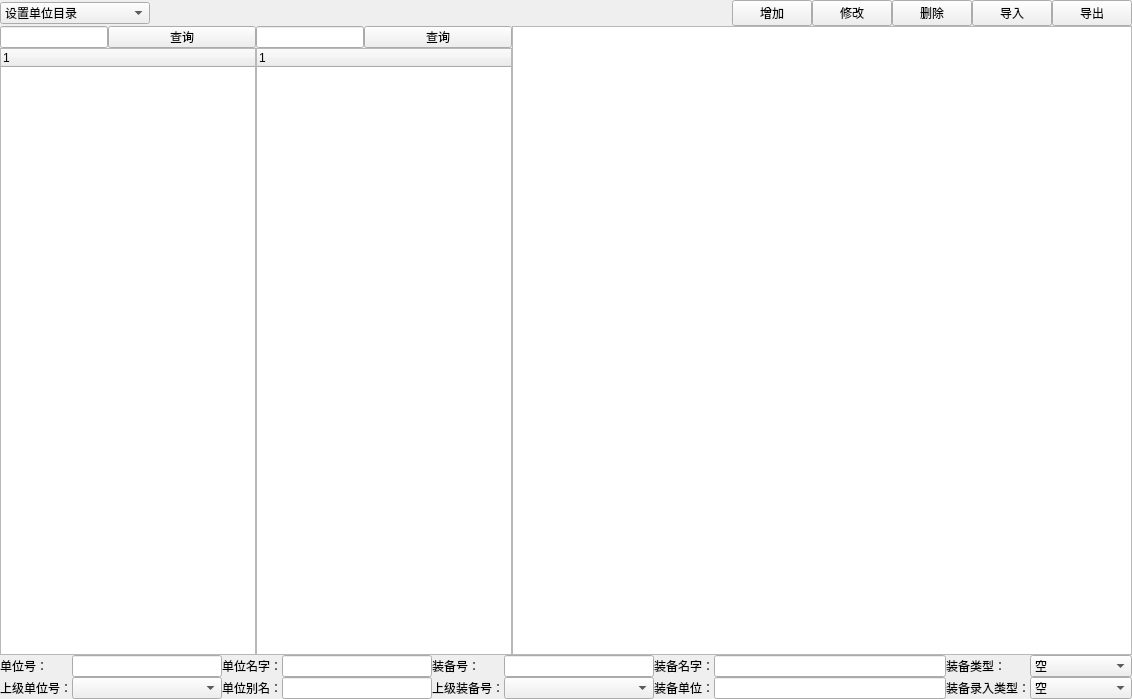
The window that widgets/strengthDisturb/select_set.ui (Belos10/Equip) describes before a commit, drawn with Qt 5.
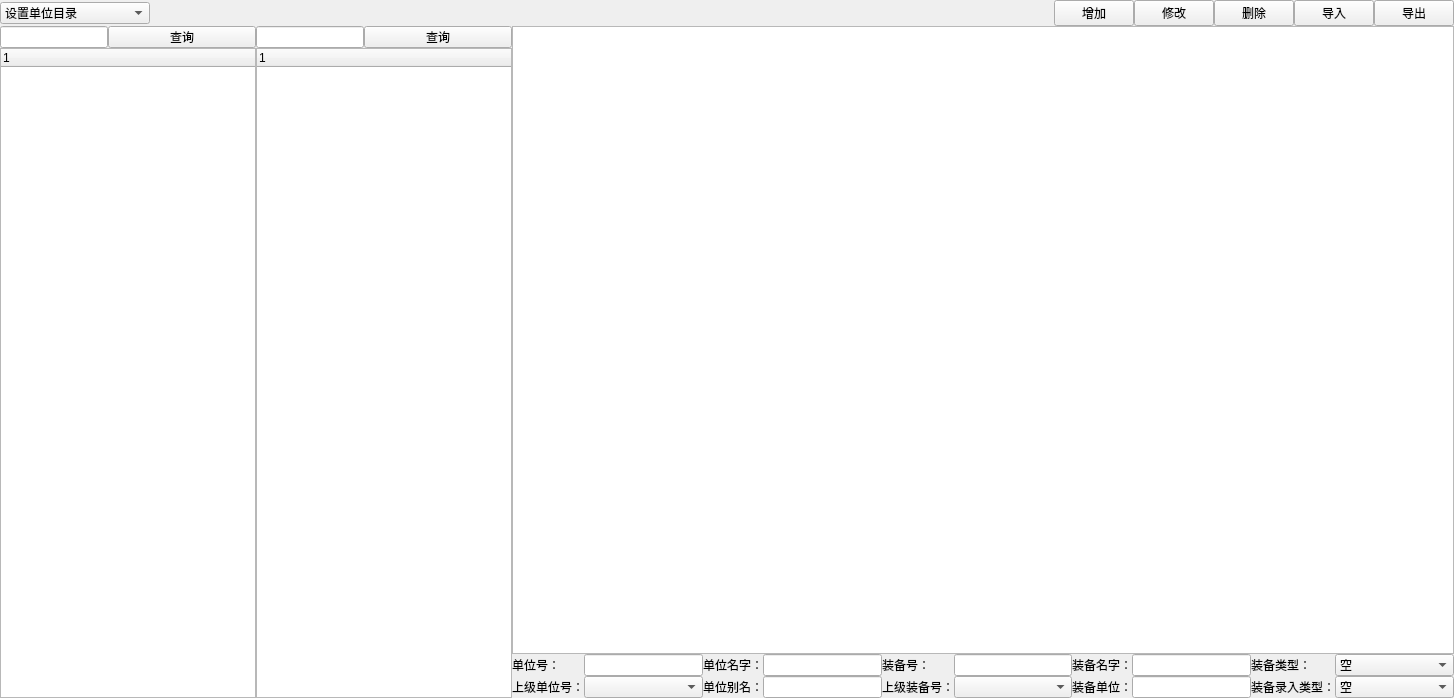
The same window after the commit.

Diff of the .ui file:
```diff
--- a/widgets/strengthDisturb/select_set.ui
+++ b/widgets/strengthDisturb/select_set.ui
@@ -6,14 +6,17 @@
    <rect>
     <x>0</x>
     <y>0</y>
-    <width>1132</width>
-    <height>699</height>
+    <width>1454</width>
+    <height>698</height>
    </rect>
   </property>
   <property name="windowTitle">
    <string>Form</string>
   </property>
-  <layout class="QGridLayout" name="gridLayout_5">
+  <layout class="QVBoxLayout" name="verticalLayout_3">
+   <property name="spacing">
+    <number>0</number>
+   </property>
    <property name="leftMargin">
     <number>0</number>
    </property>
@@ -26,10 +29,7 @@
    <property name="bottomMargin">
     <number>0</number>
    </property>
-   <property name="spacing">
-    <number>0</number>
-   </property>
-   <item row="0" column="0">
+   <item>
     <widget class="QWidget" name="chooseWidget" native="true">
      <layout class="QGridLayout" name="gridLayout_3">
       <property name="leftMargin">
@@ -122,26 +122,8 @@
      </layout>
     </widget>
    </item>
-   <item row="1" column="0">
-    <widget class="QWidget" name="selectWidget" native="true">
-     <layout class="QGridLayout" name="gridLayout">
-      <property name="leftMargin">
-       <number>0</number>
-      </property>
-      <property name="topMargin">
-       <number>0</number>
-      </property>
-      <property name="rightMargin">
-       <number>0</number>
-      </property>
-      <property name="bottomMargin">
-       <number>0</number>
-      </property>
-      <property name="spacing">
-       <number>0</number>
-      </property>
-      <item row="0" column="0">
-       <layout class="QHBoxLayout" name="horizontalLayout_9">
+   <item>
+    <layout class="QHBoxLayout" name="horizontalLayout_2">
         <item>
          <widget class="QWidget" name="wg_directory" native="true">
           <property name="sizePolicy">
@@ -269,33 +251,28 @@
          </widget>
         </item>
         <item>
+      <widget class="QWidget" name="selectWidget" native="true">
+       <layout class="QVBoxLayout" name="verticalLayout">
+        <property name="spacing">
+         <number>0</number>
+        </property>
+        <property name="leftMargin">
+         <number>0</number>
+        </property>
+        <property name="topMargin">
+         <number>0</number>
+        </property>
+        <property name="rightMargin">
+         <number>0</number>
+        </property>
+        <property name="bottomMargin">
+         <number>0</number>
+        </property>
+        <item>
          <widget class="QTableWidget" name="tb_result"/>
         </item>
-       </layout>
-      </item>
-     </layout>
-    </widget>
-   </item>
-   <item row="2" column="0">
-    <widget class="QWidget" name="inputWidget" native="true">
-     <layout class="QGridLayout" name="gridLayout_4">
-      <property name="leftMargin">
-       <number>0</number>
-      </property>
-      <property name="topMargin">
-       <number>0</number>
-      </property>
-      <property name="rightMargin">
-       <number>0</number>
-      </property>
-      <property name="bottomMargin">
-       <number>0</number>
-      </property>
-      <property name="spacing">
-       <number>0</number>
-      </property>
-      <item row="0" column="0">
-       <layout class="QGridLayout" name="gridLayout_2">
+        <item>
+         <layout class="QGridLayout" name="gridLayout_2" columnstretch="0,1,0,1,0,1,0,1,0,1" columnminimumwidth="1,1,1,1,1,1,1,1,1,1">
         <property name="leftMargin">
          <number>0</number>
         </property>
@@ -307,6 +284,12 @@
         </property>
         <item row="1" column="0">
          <widget class="QLabel" name="lb_unitUper">
+            <property name="maximumSize">
+             <size>
+              <width>90</width>
+              <height>16777215</height>
+             </size>
+            </property>
           <property name="text">
            <string>上级单位号：</string>
           </property>
@@ -314,6 +297,12 @@
         </item>
         <item row="1" column="2">
          <widget class="QLabel" name="lb_equipName">
+            <property name="maximumSize">
+             <size>
+              <width>90</width>
+              <height>16777215</height>
+             </size>
+            </property>
           <property name="text">
            <string>单位别名：</string>
           </property>
@@ -321,6 +310,12 @@
         </item>
         <item row="1" column="4">
          <widget class="QLabel" name="lb_equipUper">
+            <property name="maximumSize">
+             <size>
+              <width>90</width>
+              <height>16777215</height>
+             </size>
+            </property>
           <property name="text">
            <string>上级装备号：</string>
           </property>
@@ -328,9 +323,15 @@
         </item>
         <item row="1" column="3">
          <widget class="QLineEdit" name="le_unitAlias">
+            <property name="minimumSize">
+             <size>
+              <width>100</width>
+              <height>0</height>
+             </size>
+            </property>
           <property name="maximumSize">
            <size>
-            <width>150</width>
+              <width>16777215</width>
             <height>16777215</height>
            </size>
           </property>
@@ -338,28 +339,48 @@
         </item>
         <item row="0" column="6">
          <widget class="QLabel" name="lb_inputType">
+            <property name="maximumSize">
+             <size>
+              <width>90</width>
+              <height>16777215</height>
+             </size>
+            </property>
           <property name="text">
            <string>装备名字：</string>
           </property>
          </widget>
         </item>
         <item row="1" column="7">
-         <widget class="QLineEdit" name="le_equipUnit"/>
+           <widget class="QLineEdit" name="le_equipUnit">
+            <property name="minimumSize">
+             <size>
+              <width>100</width>
+              <height>0</height>
+             </size>
+            </property>
+           </widget>
         </item>
         <item row="0" column="7">
-         <widget class="QLineEdit" name="le_equipName"/>
+           <widget class="QLineEdit" name="le_equipName">
+            <property name="minimumSize">
+             <size>
+              <width>100</width>
+              <height>0</height>
+             </size>
+            </property>
+           </widget>
         </item>
         <item row="0" column="3">
          <widget class="QLineEdit" name="le_unitName">
           <property name="minimumSize">
            <size>
-            <width>150</width>
+              <width>100</width>
             <height>0</height>
            </size>
           </property>
           <property name="maximumSize">
            <size>
-            <width>150</width>
+              <width>16777215</width>
             <height>16777215</height>
            </size>
           </property>
@@ -367,6 +388,12 @@
         </item>
         <item row="1" column="6">
          <widget class="QLabel" name="lb_equipType">
+            <property name="maximumSize">
+             <size>
+              <width>90</width>
+              <height>16777215</height>
+             </size>
+            </property>
           <property name="text">
            <string>装备单位：</string>
           </property>
@@ -374,9 +401,15 @@
         </item>
         <item row="0" column="5">
          <widget class="QLineEdit" name="le_equipID">
+            <property name="minimumSize">
+             <size>
+              <width>100</width>
+              <height>0</height>
+             </size>
+            </property>
           <property name="maximumSize">
            <size>
-            <width>150</width>
+              <width>16777215</width>
             <height>16777215</height>
            </size>
           </property>
@@ -384,9 +417,15 @@
         </item>
         <item row="0" column="1">
          <widget class="QLineEdit" name="le_unitID">
+            <property name="minimumSize">
+             <size>
+              <width>100</width>
+              <height>0</height>
+             </size>
+            </property>
           <property name="maximumSize">
            <size>
-            <width>150</width>
+              <width>16777215</width>
             <height>16777215</height>
            </size>
           </property>
@@ -394,6 +433,12 @@
         </item>
         <item row="0" column="4">
          <widget class="QLabel" name="lb_equipID">
+            <property name="maximumSize">
+             <size>
+              <width>90</width>
+              <height>16777215</height>
+             </size>
+            </property>
           <property name="text">
            <string>装备号：</string>
           </property>
@@ -401,6 +446,12 @@
         </item>
         <item row="0" column="2">
          <widget class="QLabel" name="lb_unitName">
+            <property name="maximumSize">
+             <size>
+              <width>90</width>
+              <height>16777215</height>
+             </size>
+            </property>
           <property name="text">
            <string>单位名字：</string>
           </property>
@@ -408,6 +459,12 @@
         </item>
         <item row="0" column="0">
          <widget class="QLabel" name="lb_unitID">
+            <property name="maximumSize">
+             <size>
+              <width>90</width>
+              <height>16777215</height>
+             </size>
+            </property>
           <property name="text">
            <string>单位号：</string>
           </property>
@@ -415,6 +472,12 @@
         </item>
         <item row="0" column="8">
          <widget class="QLabel" name="label">
+            <property name="maximumSize">
+             <size>
+              <width>90</width>
+              <height>16777215</height>
+             </size>
+            </property>
           <property name="text">
            <string>装备类型：</string>
           </property>
@@ -422,6 +485,12 @@
         </item>
         <item row="0" column="9">
          <widget class="QComboBox" name="cb_equipType">
+            <property name="minimumSize">
+             <size>
+              <width>100</width>
+              <height>0</height>
+             </size>
+            </property>
           <item>
            <property name="text">
             <string>空</string>
@@ -441,6 +510,12 @@
         </item>
         <item row="1" column="8">
          <widget class="QLabel" name="label_2">
+            <property name="maximumSize">
+             <size>
+              <width>90</width>
+              <height>16777215</height>
+             </size>
+            </property>
           <property name="text">
            <string>装备录入类型：</string>
           </property>
@@ -448,6 +523,12 @@
         </item>
         <item row="1" column="9">
          <widget class="QComboBox" name="cb_inputType">
+            <property name="minimumSize">
+             <size>
+              <width>100</width>
+              <height>0</height>
+             </size>
+            </property>
           <item>
            <property name="text">
             <string>空</string>
@@ -466,15 +547,31 @@
          </widget>
         </item>
         <item row="1" column="5">
-         <widget class="QComboBox" name="cb_equipUper"/>
+           <widget class="QComboBox" name="cb_equipUper">
+            <property name="minimumSize">
+             <size>
+              <width>100</width>
+              <height>0</height>
+             </size>
+            </property>
+           </widget>
         </item>
         <item row="1" column="1">
-         <widget class="QComboBox" name="cb_unitUper"/>
+           <widget class="QComboBox" name="cb_unitUper">
+            <property name="minimumSize">
+             <size>
+              <width>100</width>
+              <height>0</height>
+             </size>
+            </property>
+           </widget>
         </item>
        </layout>
       </item>
      </layout>
     </widget>
+     </item>
+    </layout>
    </item>
   </layout>
  </widget>
```
Lines whose indentation alone changed are shown as unchanged.
